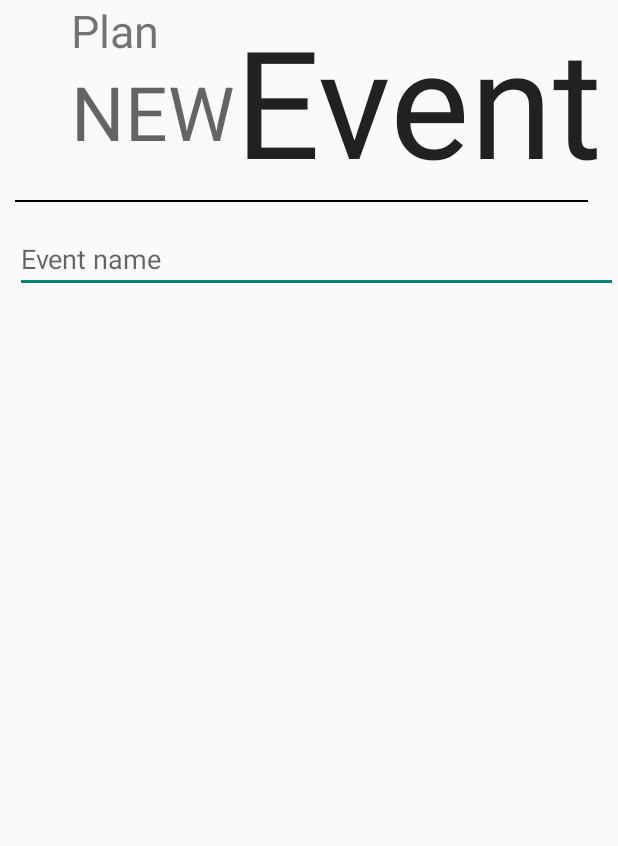
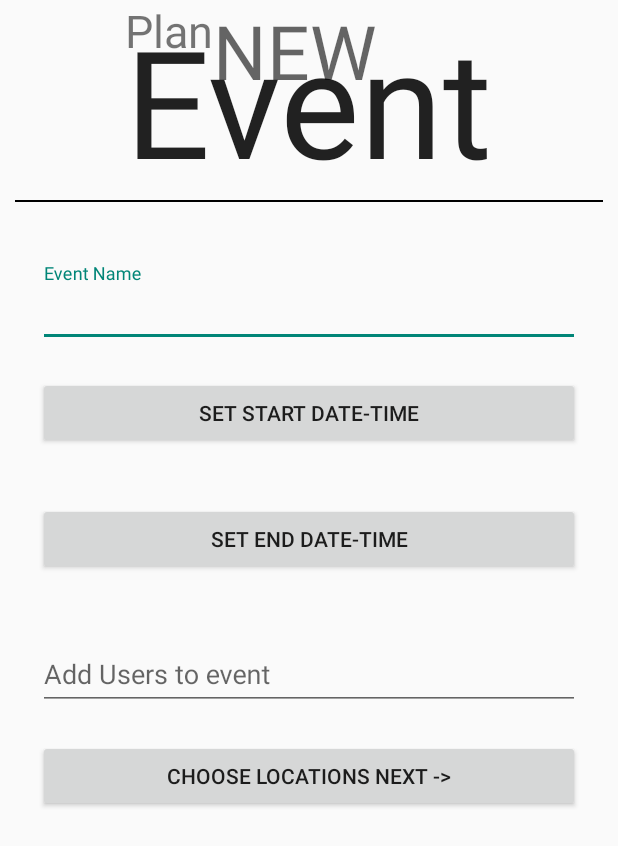
Before and after one commit to AmeyRuikar/MeetUPAndroid, an Android app: the layout activity_new_event.xml on its own in the app's theme, with its tools: preview values and no code run, on a phone screen of 412 x 824 dp. Shown: the top 846 px of the screen. Run offline under Robolectric (Android 15) with nearby library versions, the phone set to English and light mode, and no system bars.

Commit message:
Date time picker

```diff
--- a/app/src/main/res/layout/activity_new_event.xml
+++ b/app/src/main/res/layout/activity_new_event.xml
@@ -2,6 +2,7 @@
 <LinearLayout xmlns:android="http://schemas.android.com/apk/res/android"
     android:orientation="vertical" android:layout_width="match_parent"
     android:layout_height="match_parent"
+    android:fitsSystemWindows="true"
     >
 
 
@@ -19,7 +20,7 @@
             android:layout_marginRight="10dp"
             android:id="@+id/textView9"
             android:layout_alignParentTop="true"
-            android:layout_alignParentEnd="true" />
+            android:layout_centerHorizontal="true" />
 
         <TextView
             android:layout_width="wrap_content"
@@ -29,7 +30,7 @@
             android:id="@+id/textView10"
             android:textSize="30dp"
             android:layout_alignParentTop="true"
-            android:layout_alignStart="@+id/textView11" />
+            android:layout_alignStart="@+id/textView9" />
 
         <TextView
             android:layout_width="wrap_content"
@@ -38,8 +39,8 @@
             android:text="NEW"
             android:textSize="50dp"
             android:id="@+id/textView11"
-            android:layout_below="@+id/textView10"
-            android:layout_toStartOf="@+id/textView9" />
+            android:layout_alignParentTop="true"
+            android:layout_toEndOf="@+id/textView10" />
 
         <View
             android:layout_width="fill_parent"
@@ -47,24 +48,86 @@
             android:background="#000000"
             android:layout_marginLeft="10dp"
             android:layout_marginRight="10dp"
+            android:id="@+id/view"
             android:layout_below="@+id/textView9"
-            android:layout_alignEnd="@+id/textView9"
-            android:id="@+id/view" />
+            android:layout_alignParentEnd="true" />
 
-        <android.support.design.widget.TextInputLayout
+        <ScrollView xmlns:android="http://schemas.android.com/apk/res/android"
+            android:layout_width="fill_parent"
+            android:layout_height="fill_parent"
+            android:fitsSystemWindows="true"
+            android:layout_marginTop="150dp">
+        <LinearLayout
+            android:orientation="vertical"
             android:layout_width="match_parent"
             android:layout_height="wrap_content"
-            android:layout_marginTop="8dp"
-            android:layout_marginBottom="2dp"></android.support.design.widget.TextInputLayout>
+            android:paddingTop="10dp"
+            android:paddingLeft="25dp"
+            android:paddingRight="25dp"
+            android:layout_below="@+id/view"
+            >
 
-        <EditText android:id="@+id/input_email"
-            android:layout_width="match_parent"
-            android:layout_height="wrap_content"
-            android:inputType="textEmailAddress"
-            android:hint="Event name"
-            android:layout_marginTop="15dp"
-            android:layout_below="@+id/view"
-            android:layout_alignStart="@+id/view" />
+
+            <!-- Email Label -->
+            <android.support.design.widget.TextInputLayout
+                android:layout_width="match_parent"
+                android:layout_height="wrap_content"
+                android:layout_marginTop="15dp"
+                android:layout_marginBottom="8dp">
+                <EditText android:id="@+id/input_email"
+                    android:layout_width="match_parent"
+                    android:layout_height="wrap_content"
+                    android:inputType="text"
+                    android:hint="Event Name" />
+            </android.support.design.widget.TextInputLayout>
+
+
+            <android.support.v7.widget.AppCompatButton
+                android:id="@+id/button_SdateTime"
+                android:layout_width="fill_parent"
+                android:layout_height="wrap_content"
+                android:layout_marginTop="12dp"
+                android:layout_marginBottom="24dp"
+                android:padding="12dp"
+                android:text="Set Start Date-Time"/>
+
+            <android.support.v7.widget.AppCompatButton
+                android:id="@+id/button_EdateTime"
+                android:layout_width="fill_parent"
+                android:layout_height="wrap_content"
+                android:layout_marginTop="12dp"
+                android:layout_marginBottom="24dp"
+                android:padding="12dp"
+                android:text="Set End Date-Time"/>
+
+
+
+            <!-- auto complete for users on app -->
+            <android.support.design.widget.TextInputLayout
+                android:layout_width="match_parent"
+                android:layout_height="wrap_content"
+                android:layout_marginTop="10dp"
+                android:layout_marginBottom="8dp">
+                <EditText android:id="@+id/input_users"
+                    android:layout_width="match_parent"
+                    android:layout_height="wrap_content"
+                    android:inputType="text"
+                    android:hint="Add Users to event"/>
+            </android.support.design.widget.TextInputLayout>
+
+
+            <android.support.v7.widget.AppCompatButton
+                android:id="@+id/btn_signup"
+                android:layout_width="fill_parent"
+                android:layout_height="wrap_content"
+                android:layout_marginTop="12dp"
+                android:layout_marginBottom="24dp"
+                android:padding="12dp"
+                android:text="Choose locations next ->"/>
+
+
+        </LinearLayout>
+        </ScrollView>
 
 
     </RelativeLayout>
```
Also changed, not shown: app/src/main/AndroidManifest.xml (+20 -24 lines), app/src/main/java/meetup/amey/com/meetup/DateTime.java (added, +62 -0 lines), app/src/main/java/meetup/amey/com/meetup/fragment.java (+13 -27 lines), app/src/main/java/meetup/amey/com/meetup/newEventPlanner.java (added, +103 -0 lines), app/src/main/res/layout/activity_fragment.xml (+52 -11 lines), app/src/main/res/menu/menu_new_event_planner.xml (added, +7 -0 lines).
